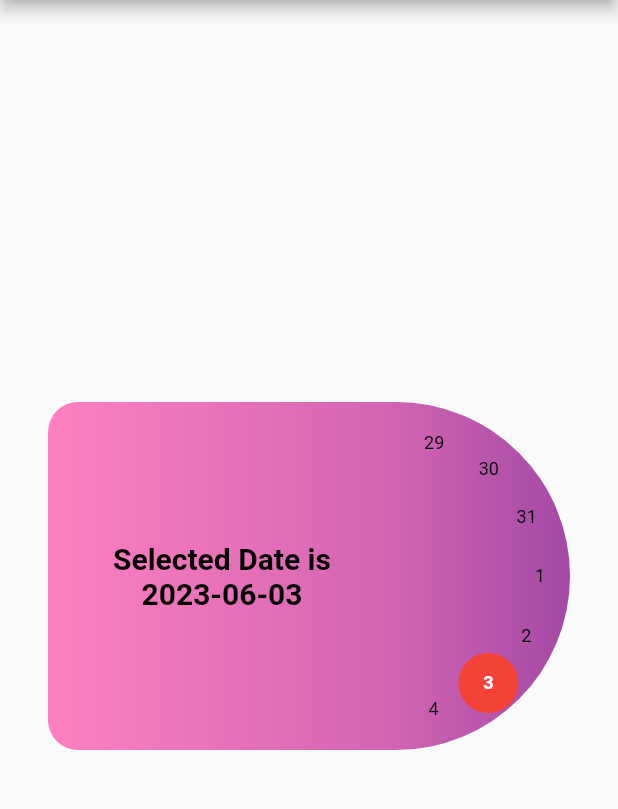
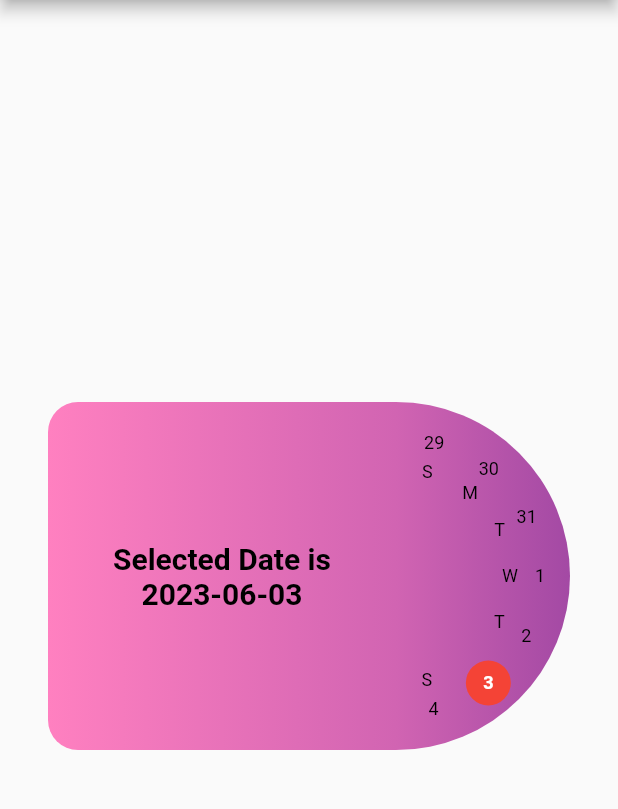
Before and after one commit to Brightness0302/Draggable-Calender-Flutter, a Flutter app: the screen it shows after launch, on a phone screen of 412 x 824 dp, the part 84-893 px from its top. Run offline on Flutter 3.47's test engine with Material 2 defaults, Android fonts, the phone set to English and light mode, and no system bars.

Commit message:
clean code & component

```diff
--- a/lib/WeekCircle.dart
+++ /dev/null
@@ -1,83 +0,0 @@
-import 'package:flutter/material.dart';
-import 'dart:math';
-
-class WeekCircle extends StatelessWidget {
-  final DateTime selectedDate;
-  final Function(DateTime) init;
-
-  WeekCircle({required this.selectedDate, required this.init});
-
-  @override
-  Widget build(BuildContext context) {
-    return LayoutBuilder(
-      builder: (BuildContext context, BoxConstraints constraints) {
-        final containerWidth = (MediaQuery.of(context).size.width - 64.0) / 3;
-
-        const dateRadius = 20.0;
-        const gap = 5;
-
-        final radius = (containerWidth - dateRadius - gap) / 2;
-        final today = DateTime.now();
-        final start = today.subtract(Duration(days: today.weekday - 1));
-
-        return Container(
-          width: containerWidth,
-          height: containerWidth * 2,
-          decoration: BoxDecoration(
-            gradient: const LinearGradient(
-              begin: Alignment.centerLeft,
-              end: Alignment.centerRight,
-              colors: [
-                Color.fromRGBO(209, 100, 178, 1),
-                Color.fromRGBO(163, 73, 164, 1)
-              ],
-            ),
-            borderRadius: BorderRadius.only(
-              topRight: Radius.circular(containerWidth),
-              bottomRight: Radius.circular(containerWidth),
-            ),
-          ),
-          child: Stack(
-            children: List.generate(7, (index) {
-              final day = start.add(Duration(days: index));
-              final isSelected = day.day == selectedDate.day;
-              final isToday = day.day == today.day;
-
-              return Positioned(
-                top: (containerWidth - dateRadius) -
-                    cos((index * 360 / 14 + 13) * pi / 180) * radius * 2,
-                left: -dateRadius +
-                    gap +
-                    sin((index * 360 / 14 + 13) * pi / 180) * radius * 2,
-                child: GestureDetector(
-                  onTap: () {
-                    init(day);
-                  },
-                  child: Container(
-                    width: dateRadius * 2,
-                    height: dateRadius * 2,
-                    decoration: BoxDecoration(
-                      shape: BoxShape.circle,
-                      color: isToday ? Colors.red : Colors.transparent,
-                    ),
-                    child: Center(
-                      child: Text(
-                        '${day.day}',
-                        style: TextStyle(
-                          fontSize: 12,
-                          fontWeight:
-                              isSelected ? FontWeight.bold : FontWeight.normal,
-                          color: isSelected ? Colors.white : Colors.black,
-                        ),
-                      ),
-                    ),
-                  ),
-                ),
-              );
-            }),
-          ),
-        );
-      },
-    );
-  }
-}
--- /dev/null
+++ b/lib/date_circle.dart
@@ -0,0 +1,92 @@
+import 'package:flutter/material.dart';
+import 'dart:math';
+
+class DateCircle extends StatelessWidget {
+  final DateTime selectedDate;
+  final int index;
+  final Function(DateTime) init;
+  final List<String> weekString = ['S', 'M', 'T', 'W', 'T', 'F', 'S'];
+
+  DateCircle(
+      {key,
+      required this.index,
+      required this.selectedDate,
+      required this.init})
+      : super(key: key);
+
+  @override
+  Widget build(BuildContext context) {
+    final containerWidth = (MediaQuery.of(context).size.width - 64.0) / 3;
+
+    const dateRadius = 15.0;
+    const gap = 5;
+
+    final radius = (containerWidth - dateRadius - gap - 5) / 2;
+    final today = DateTime.now();
+    final start = today.subtract(Duration(days: today.weekday - 1));
+
+    final day = start.add(Duration(days: index));
+    final isSelected = day.day == selectedDate.day;
+    final isToday = day.day == today.day;
+    return GestureDetector(
+      onTap: () {
+        init(day);
+      },
+      child: Stack(
+        children: [
+          Positioned(
+            top: (containerWidth - dateRadius) -
+                cos((index * 360 / 14 + 13) * pi / 180) * (radius * 2 - 20),
+            left: -dateRadius +
+                gap +
+                sin((index * 360 / 14 + 13) * pi / 180) * (radius * 2 - 20),
+            child: SizedBox(
+              width: dateRadius * 2,
+              height: dateRadius * 2,
+              child: Visibility(
+                visible: isToday ? false : true,
+                child: Center(
+                  child: Text(
+                    weekString[index],
+                    style: TextStyle(
+                      fontSize: 12,
+                      fontWeight:
+                          isSelected ? FontWeight.bold : FontWeight.normal,
+                      color: Colors.black,
+                    ),
+                  ),
+                ),
+              ),
+            ),
+          ),
+          Positioned(
+            top: (containerWidth - dateRadius) -
+                cos((index * 360 / 14 + 13) * pi / 180) * radius * 2,
+            left: -dateRadius +
+                gap +
+                sin((index * 360 / 14 + 13) * pi / 180) * radius * 2,
+            child: Container(
+              width: dateRadius * 2,
+              height: dateRadius * 2,
+              decoration: BoxDecoration(
+                shape: BoxShape.circle,
+                color: isToday ? Colors.red : Colors.transparent,
+              ),
+              child: Center(
+                child: Text(
+                  '${day.day}',
+                  style: TextStyle(
+                    fontSize: 12,
+                    fontWeight:
+                        isSelected ? FontWeight.bold : FontWeight.normal,
+                    color: isSelected ? Colors.white : Colors.black,
+                  ),
+                ),
+              ),
+            ),
+          ),
+        ],
+      ),
+    );
+  }
+}
--- a/lib/DateRect.dart
+++ b/lib/date_rect.dart
@@ -3,7 +3,7 @@ import 'package:flutter/material.dart';
 class DateRect extends StatelessWidget {
   final String seletedDateLabel;
 
-  DateRect({required this.seletedDateLabel});
+  const DateRect({key, required this.seletedDateLabel}) : super(key: key);
 
   @override
   Widget build(BuildContext context) {
--- a/lib/main.dart
+++ b/lib/main.dart
@@ -1,22 +1,25 @@
 import 'package:flutter/material.dart';
 import 'package:intl/intl.dart';
-import 'DateRect.dart';
-import 'WeekCircle.dart';
+import 'date_rect.dart';
+import 'week_circle.dart';
 
 void main() {
-  runApp(MyApp());
+  runApp(const MyApp());
 }
 
 class MyApp extends StatelessWidget {
+  @override
+  const MyApp({key}) : super(key: key);
+
   @override
   Widget build(BuildContext context) {
     return MaterialApp(
       title: 'Date Selector Demo',
       home: Scaffold(
         appBar: AppBar(
-          title: Text('Date Selector Demo'),
+          title: const Text('Date Selector Demo'),
         ),
-        body: Center(
+        body: const Center(
           child: DateSelector(),
         ),
       ),
@@ -26,7 +29,10 @@ class MyApp extends StatelessWidget {
 
 class DateSelector extends StatefulWidget {
   @override
-  _DateSelector createState() => _DateSelector();
+  const DateSelector({key}) : super(key: key);
+
+  @override
+  State<DateSelector> createState() => _DateSelector();
 }
 
 class _DateSelector extends State<DateSelector> {
--- /dev/null
+++ b/lib/week_circle.dart
@@ -0,0 +1,45 @@
+import 'package:flutter/material.dart';
+import 'dart:math';
+import 'date_circle.dart';
+
+class WeekCircle extends StatelessWidget {
+  final DateTime selectedDate;
+  final Function(DateTime) init;
+
+  const WeekCircle({key, required this.selectedDate, required this.init})
+      : super(key: key);
+
+  @override
+  Widget build(BuildContext context) {
+    return LayoutBuilder(
+      builder: (BuildContext context, BoxConstraints constraints) {
+        final containerWidth = (MediaQuery.of(context).size.width - 64.0) / 3;
+
+        return Container(
+          width: containerWidth,
+          height: containerWidth * 2,
+          decoration: BoxDecoration(
+            gradient: const LinearGradient(
+              begin: Alignment.centerLeft,
+              end: Alignment.centerRight,
+              colors: [
+                Color.fromRGBO(209, 100, 178, 1),
+                Color.fromRGBO(163, 73, 164, 1)
+              ],
+            ),
+            borderRadius: BorderRadius.only(
+              topRight: Radius.circular(containerWidth),
+              bottomRight: Radius.circular(containerWidth),
+            ),
+          ),
+          child: Stack(
+            children: List.generate(7, (index) {
+              return DateCircle(
+                  index: index, selectedDate: selectedDate, init: init);
+            }),
+          ),
+        );
+      },
+    );
+  }
+}
```
